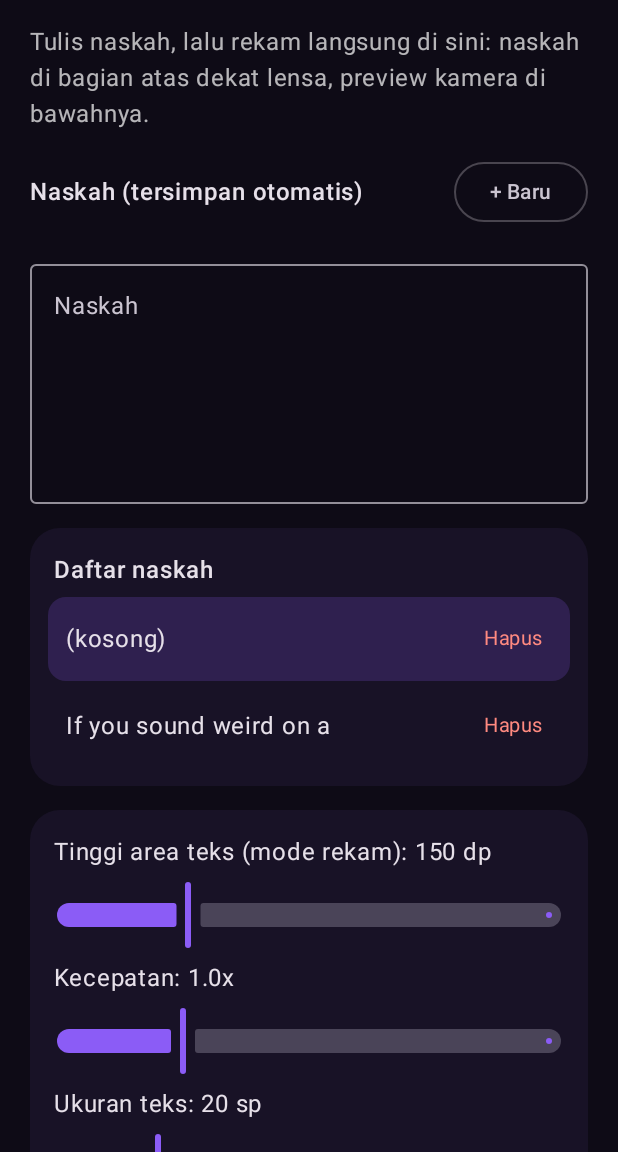
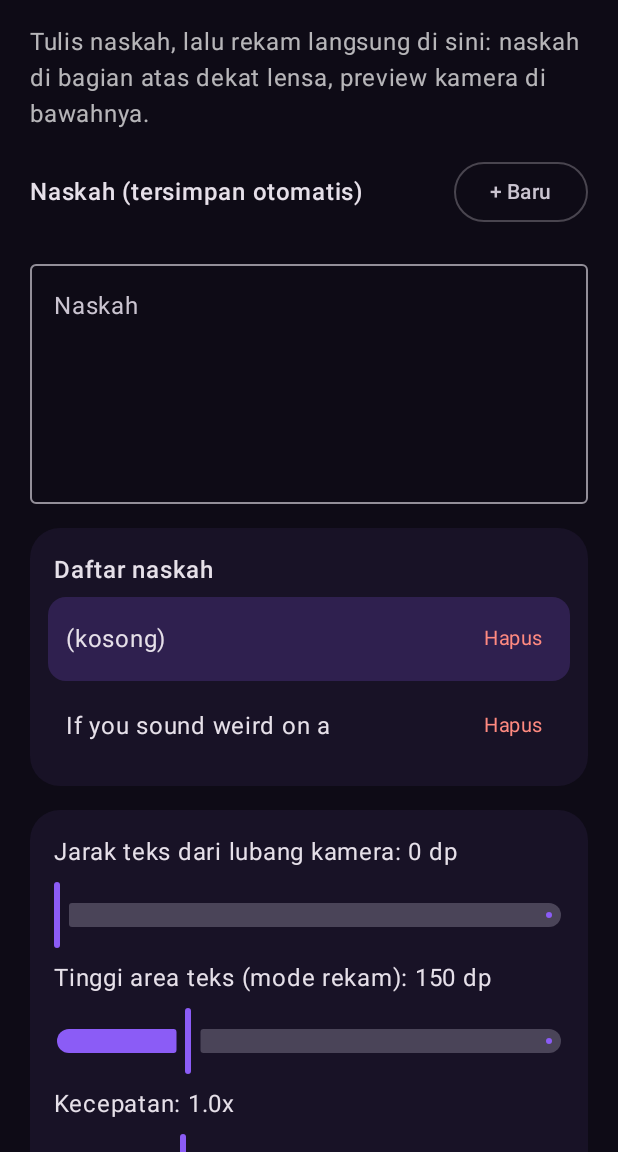
Before and after one commit to rosyiidgede/prompter, an Android app built with Jetpack Compose: the screen it shows after launch (MainActivity), after a tap on "+ Baru", on a phone screen of 412 x 824 dp, the part 84-1236 px from its top. Run offline under Robolectric (Android 15) with nearby library versions, the phone set to English and light mode, and no system bars.

Commit message:
Keep text below camera hole: status bar height fallback and manual gap slider
Co-Authored-By: Claude Sonnet 5.5 <noreply@anthropic.com>
Claude-Session: https://claude.ai/code/session_01Got9zVHbBjZpRQmeVHhngR

```diff
--- a/app/src/main/java/app/prompter/MainActivity.kt
+++ b/app/src/main/java/app/prompter/MainActivity.kt
@@ -214,6 +214,8 @@ private fun HomeScreen(
                 .padding(16.dp),
             verticalArrangement = Arrangement.spacedBy(6.dp),
         ) {
+            Text("Jarak teks dari lubang kamera: ${PrompterStore.extraTopDp.toInt()} dp")
+            Slider(PrompterStore.extraTopDp, { PrompterStore.extraTopDp = it }, valueRange = 0f..80f)
             Text("Tinggi area teks (mode rekam): ${PrompterStore.panelDp.toInt()} dp")
             Slider(PrompterStore.panelDp, { PrompterStore.panelDp = it }, valueRange = 90f..320f)
             Text("Kecepatan: %.1fx".format(PrompterStore.speed / 45f))
--- a/app/src/main/java/app/prompter/OverlayUi.kt
+++ b/app/src/main/java/app/prompter/OverlayUi.kt
@@ -53,7 +53,7 @@ fun OverlayContent(
             .fillMaxWidth()
             .clip(RoundedCornerShape(topStart = 8.dp, topEnd = 8.dp, bottomStart = 26.dp, bottomEnd = 26.dp))
             .background(Color.Black.copy(alpha = PrompterStore.opacity))
-            .padding(top = with(LocalDensity.current) { topInsetPx.toDp() }),
+            .padding(top = with(LocalDensity.current) { topInsetPx.toDp() } + PrompterStore.extraTopDp.dp),
     ) {
         PrompterText(
             scroll = scroll,
--- a/app/src/main/java/app/prompter/PrompterStore.kt
+++ b/app/src/main/java/app/prompter/PrompterStore.kt
@@ -31,6 +31,7 @@ object PrompterStore {
     var opacity by mutableFloatStateOf(0.95f)
     var panelDp by mutableFloatStateOf(150f)    // height of the text area in record mode
     var mirror by mutableStateOf(false)
+    var extraTopDp by mutableFloatStateOf(0f)   // extra gap between camera hole and text
 
     // camera settings
     var quality by mutableStateOf("FHD")          // UHD | FHD | HD | SD
@@ -77,6 +78,7 @@ object PrompterStore {
         opacity = p.getFloat("opacity2", opacity)
         panelDp = p.getFloat("panelDp", panelDp)
         mirror = p.getBoolean("mirror", mirror)
+        extraTopDp = p.getFloat("extraTopDp", extraTopDp)
         quality = p.getString("quality", quality) ?: quality
         countdown = p.getInt("countdown", countdown)
         limitSec = p.getInt("limitSec", limitSec)
@@ -122,6 +124,7 @@ object PrompterStore {
             ?.putFloat("opacity2", opacity)
             ?.putFloat("panelDp", panelDp)
             ?.putBoolean("mirror", mirror)
+            ?.putFloat("extraTopDp", extraTopDp)
             ?.putString("quality", quality)
             ?.putInt("countdown", countdown)
             ?.putInt("limitSec", limitSec)
```
Also changed, not shown: app/src/main/java/app/prompter/OverlayService.kt (+8 -1 lines), app/src/main/java/app/prompter/RecordScreen.kt (+6 -1 lines).
